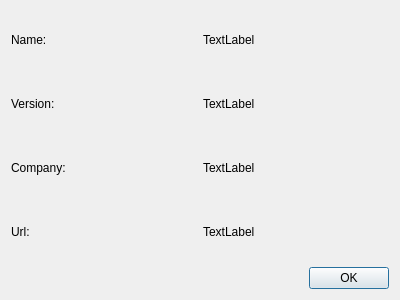
Old version of the form aboutdialog.ui in the repository gaetandezeiraud/QTNodePad.
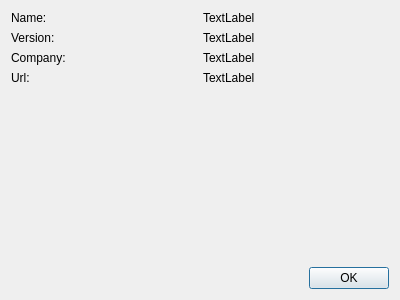
New version of the form.

```diff
--- a/aboutdialog.ui
+++ b/aboutdialog.ui
@@ -90,10 +90,20 @@
     </layout>
    </item>
    <item>
-    <widget class="QDialogButtonBox" name="buttonBox">
+    <spacer name="verticalSpacer">
      <property name="orientation">
-      <enum>Qt::Orientation::Horizontal</enum>
+      <enum>Qt::Vertical</enum>
      </property>
+     <property name="sizeHint" stdset="0">
+      <size>
+       <width>20</width>
+       <height>40</height>
+      </size>
+     </property>
+    </spacer>
+   </item>
+   <item>
+    <widget class="QDialogButtonBox" name="buttonBox">
      <property name="standardButtons">
       <set>QDialogButtonBox::StandardButton::Ok</set>
      </property>
```
Left out of the diff: 2 changed lines with no effect on the pictures.
